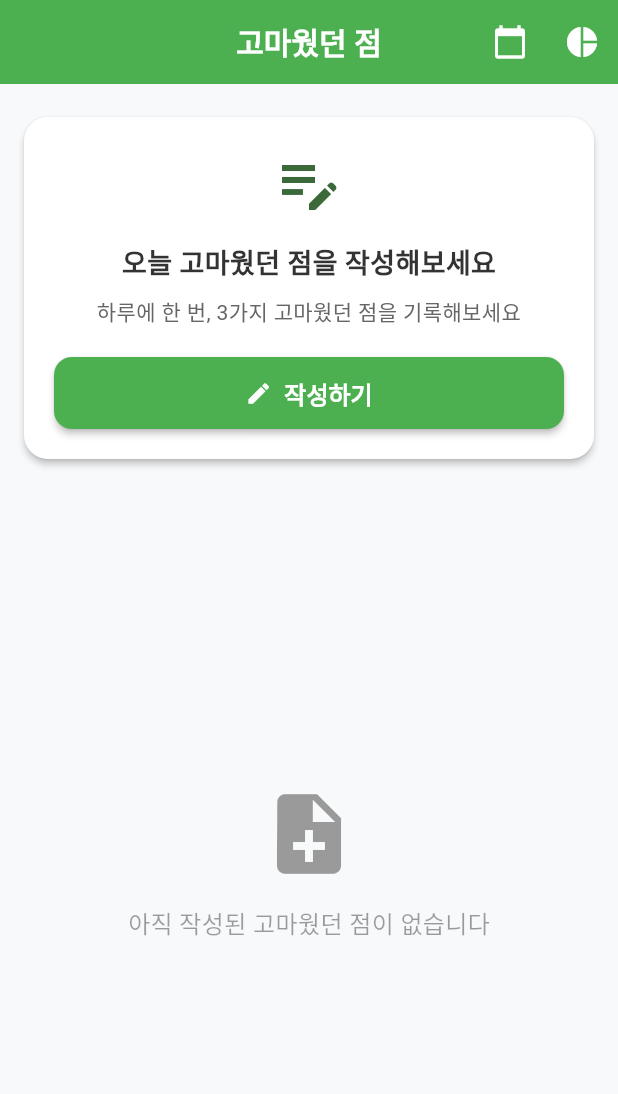
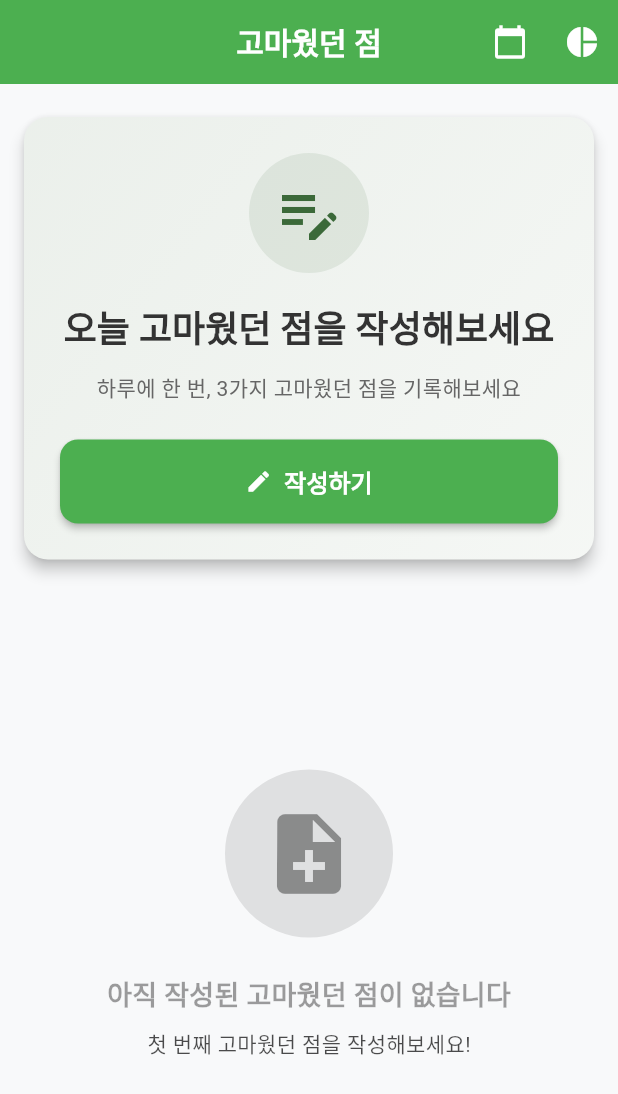
Before and after one commit to pnci1029/thanks_by, a Flutter app: the screen it shows after launch, on a phone screen of 412 x 824 dp. Shown: the top 1094 px of the screen. Run offline on Flutter 3.47's test engine with Material 3 defaults, Android fonts, the light colour scheme and no system bars; our stand-ins replace fl_chart, fluttertoast, sqflite, table_calendar; accounts and stored records are empty.

Commit message:
홈 화면 함수 수정

```diff
--- a/lib/screens/home/home_screen.dart
+++ b/lib/screens/home/home_screen.dart
@@ -10,15 +10,33 @@ class HomeScreen extends StatefulWidget {
   State<HomeScreen> createState() => _HomeScreenState();
 }
 
-class _HomeScreenState extends State<HomeScreen> {
+class _HomeScreenState extends State<HomeScreen> with TickerProviderStateMixin {
+  late AnimationController _fadeController;
+  late Animation<double> _fadeAnimation;
+
   @override
   void initState() {
     super.initState();
+    _fadeController = AnimationController(
+      duration: const Duration(milliseconds: 800),
+      vsync: this,
+    );
+    _fadeAnimation = Tween<double>(begin: 0.0, end: 1.0).animate(
+      CurvedAnimation(parent: _fadeController, curve: Curves.easeInOut),
+    );
+
     Future.microtask(() {
       final provider = context.read<DiaryProvider>();
       provider.loadAllDiaries();
       provider.loadTodayDiary();
+      _fadeController.forward();
     });
+  }
+
+  @override
+  void dispose() {
+    _fadeController.dispose();
+    super.dispose();
   }
 
   @override
@@ -27,18 +45,23 @@ class _HomeScreenState extends State<HomeScreen> {
     return Scaffold(
       appBar: AppBar(
         title: const Text('고마웠던 점'),
+        elevation: 0,
         actions: [
           IconButton(
             icon: const Icon(Icons.calendar_today),
+            tooltip: '캘린더 보기',
             onPressed: () => Navigator.pushNamed(context, '/calendar'),
           ),
           IconButton(
             icon: const Icon(Icons.pie_chart),
+            tooltip: '감정 통계',
             onPressed: () => Navigator.pushNamed(context, '/stats'),
           ),
         ],
       ),
-      body: Consumer<DiaryProvider>(
+      body: FadeTransition(
+        opacity: _fadeAnimation,
+        child: Consumer<DiaryProvider>(
           builder: (context, provider, _) {
             final diaries = provider.allDiaries;
             final todayDiary = provider.todayDiary;
@@ -62,50 +85,78 @@ class _HomeScreenState extends State<HomeScreen> {
                 // 리스트 영역
                 Expanded(
                   child: diaries.isEmpty
-                    ? _buildEmptyState()
+                      ? _buildEmptyState(theme)
                       : _buildDiaryList(diaries),
                 ),
               ],
             );
           },
         ),
+      ),
     );
   }
 
   Widget _buildWritePromptCard(ThemeData theme) {
     return Card(
+      elevation: 4,
+      shape: RoundedRectangleBorder(borderRadius: BorderRadius.circular(16)),
+      child: Container(
+        decoration: BoxDecoration(
+          borderRadius: BorderRadius.circular(16),
+          gradient: LinearGradient(
+            begin: Alignment.topLeft,
+            end: Alignment.bottomRight,
+            colors: [
+              theme.primaryColor.withOpacity(0.1),
+              theme.primaryColor.withOpacity(0.05),
+            ],
+          ),
+        ),
         child: Padding(
-        padding: const EdgeInsets.all(20),
+          padding: const EdgeInsets.all(24),
           child: Column(
             children: [
-            Icon(
+              Container(
+                padding: const EdgeInsets.all(16),
+                decoration: BoxDecoration(
+                  color: theme.primaryColor.withOpacity(0.1),
+                  shape: BoxShape.circle,
+                ),
+                child: Icon(
                   Icons.edit_note,
                   size: 48,
                   color: theme.primaryColor,
                 ),
-            const SizedBox(height: 16),
-            const Text(
+              ),
+              const SizedBox(height: 20),
+              Text(
                 '오늘 고마웠던 점을 작성해보세요',
-              style: TextStyle(
-                fontSize: 18,
+                style: theme.textTheme.headlineSmall?.copyWith(
                   fontWeight: FontWeight.w600,
-              ),
-            ),
-            const SizedBox(height: 8),
-            Text(
-              '하루에 한 번, 3가지 고마웠던 점을 기록해보세요',
-              style: TextStyle(
-                color: theme.textTheme.bodySmall?.color,
-                fontSize: 14,
+                  color: theme.textTheme.titleLarge?.color,
                 ),
                 textAlign: TextAlign.center,
               ),
-            const SizedBox(height: 20),
+              const SizedBox(height: 12),
+              Text(
+                '하루에 한 번, 3가지 고마웠던 점을 기록해보세요',
+                style: theme.textTheme.bodyMedium?.copyWith(
+                  color: theme.textTheme.bodySmall?.color,
+                ),
+                textAlign: TextAlign.center,
+              ),
+              const SizedBox(height: 24),
               SizedBox(
                 width: double.infinity,
                 child: ElevatedButton.icon(
                   icon: const Icon(Icons.edit),
                   label: const Text('작성하기'),
+                  style: ElevatedButton.styleFrom(
+                    padding: const EdgeInsets.symmetric(vertical: 16),
+                    shape: RoundedRectangleBorder(
+                      borderRadius: BorderRadius.circular(12),
+                    ),
+                  ),
                   onPressed: () async {
                     await Navigator.pushNamed(context, '/write');
                     if (context.mounted) {
@@ -118,58 +169,102 @@ class _HomeScreenState extends State<HomeScreen> {
             ],
           ),
         ),
+      ),
     );
   }
 
   Widget _buildTodayCompletedCard(diary, ThemeData theme) {
     return Card(
+      elevation: 4,
+      shape: RoundedRectangleBorder(borderRadius: BorderRadius.circular(16)),
+      child: Container(
+        decoration: BoxDecoration(
+          borderRadius: BorderRadius.circular(16),
+          gradient: LinearGradient(
+            begin: Alignment.topLeft,
+            end: Alignment.bottomRight,
+            colors: [
+              Colors.green.withOpacity(0.1),
+              Colors.green.withOpacity(0.05),
+            ],
+          ),
+        ),
         child: Padding(
-        padding: const EdgeInsets.all(20),
+          padding: const EdgeInsets.all(24),
           child: Column(
             children: [
-            Icon(
+              Container(
+                padding: const EdgeInsets.all(16),
+                decoration: BoxDecoration(
+                  color: Colors.green.withOpacity(0.1),
+                  shape: BoxShape.circle,
+                ),
+                child: const Icon(
                   Icons.check_circle,
                   size: 48,
-              color: theme.primaryColor,
-            ),
-            const SizedBox(height: 16),
-            const Text(
-              '오늘 고마웠던 점을 작성했습니다!',
-              style: TextStyle(
-                fontSize: 18,
-                fontWeight: FontWeight.w600,
+                  color: Colors.green,
                 ),
               ),
-            const SizedBox(height: 8),
+              const SizedBox(height: 20),
               Text(
+                '오늘 고마웠던 점을 작성했습니다!',
+                style: theme.textTheme.headlineSmall?.copyWith(
+                  fontWeight: FontWeight.w600,
+                  color: theme.textTheme.titleLarge?.color,
+                ),
+                textAlign: TextAlign.center,
+              ),
+              const SizedBox(height: 12),
+              Container(
+                padding: const EdgeInsets.symmetric(horizontal: 16, vertical: 8),
+                decoration: BoxDecoration(
+                  color: Colors.green.withOpacity(0.1),
+                  borderRadius: BorderRadius.circular(20),
+                ),
+                child: Text(
                   '감정: ${diary.emotionTag}',
-              style: TextStyle(
-                color: theme.textTheme.bodySmall?.color,
-                fontSize: 14,
+                  style: theme.textTheme.bodyMedium?.copyWith(
+                    color: Colors.green.shade700,
+                    fontWeight: FontWeight.w500,
+                  ),
                 ),
               ),
             ],
           ),
         ),
+      ),
     );
   }
 
-  Widget _buildEmptyState() {
+  Widget _buildEmptyState(ThemeData theme) {
     return Center(
       child: Column(
         mainAxisAlignment: MainAxisAlignment.center,
         children: [
-          Icon(
+          Container(
+            padding: const EdgeInsets.all(24),
+            decoration: BoxDecoration(
+              color: theme.disabledColor.withOpacity(0.1),
+              shape: BoxShape.circle,
+            ),
+            child: Icon(
               Icons.note_add,
               size: 64,
-            color: Theme.of(context).disabledColor,
+              color: theme.disabledColor,
             ),
-          const SizedBox(height: 16),
+          ),
+          const SizedBox(height: 24),
           Text(
             '아직 작성된 고마웠던 점이 없습니다',
-            style: TextStyle(
-              fontSize: 16,
-              color: Theme.of(context).disabledColor,
+            style: theme.textTheme.titleMedium?.copyWith(
+              color: theme.disabledColor,
+            ),
+          ),
+          const SizedBox(height: 8),
+          Text(
+            '첫 번째 고마웠던 점을 작성해보세요!',
+            style: theme.textTheme.bodyMedium?.copyWith(
+              color: theme.disabledColor.withOpacity(0.7),
             ),
           ),
         ],
@@ -182,7 +277,18 @@ class _HomeScreenState extends State<HomeScreen> {
       padding: const EdgeInsets.symmetric(horizontal: 16),
       itemCount: diaries.length,
       itemBuilder: (context, idx) {
-        return DiaryCard(diary: diaries[idx]);
+        return AnimatedBuilder(
+          animation: _fadeAnimation,
+          builder: (context, child) {
+            return Transform.translate(
+              offset: Offset(0, 20 * (1 - _fadeAnimation.value)),
+              child: Opacity(
+                opacity: _fadeAnimation.value,
+                child: DiaryCard(diary: diaries[idx]),
+              ),
+            );
+          },
+        );
       },
     );
   }
```
Lines whose indentation alone changed are shown as unchanged.
